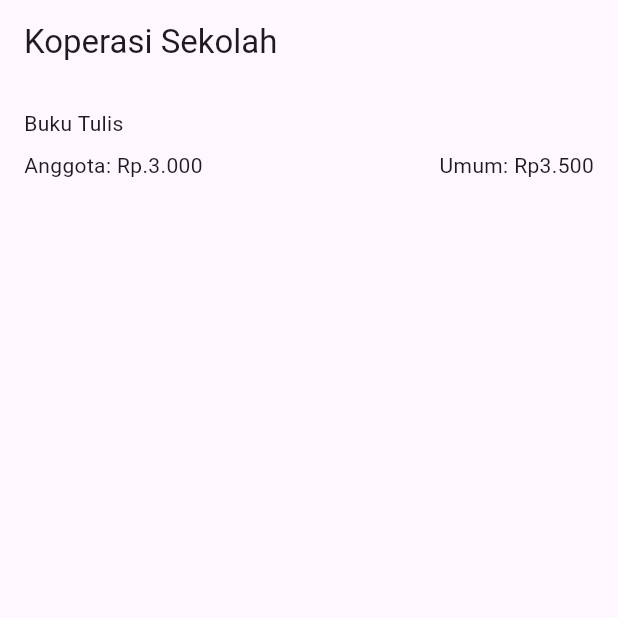
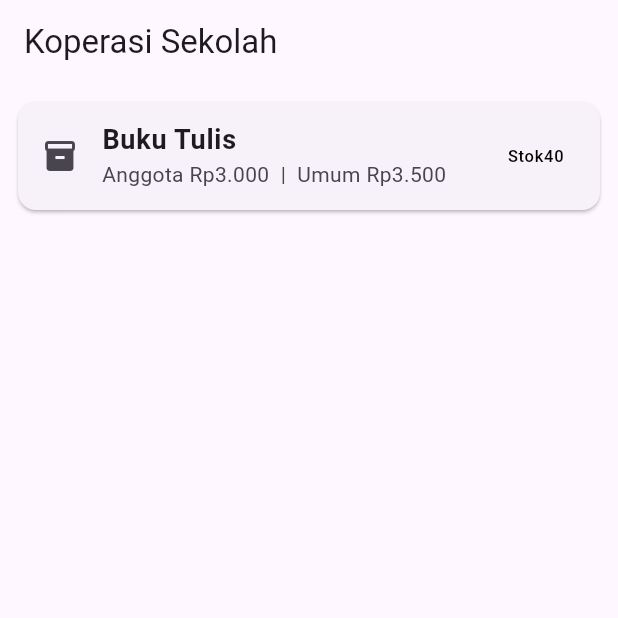
Before and after one commit to natsuwarplsatu-bot/koprasi_ui, a Flutter app: the screen it shows after launch, on a phone screen of 412 x 824 dp, the top half of it. Run offline on Flutter 3.47's test engine with Material 3 defaults, Android fonts, the phone set to English and light mode, and no system bars.

Commit message:
LKM-3 kartu barang

```diff
--- a/lib/main.dart
+++ b/lib/main.dart
@@ -5,29 +5,33 @@ void main() => runApp(const MyApp());
 class MyApp extends StatelessWidget {
   const MyApp({super.key});
 
+  final int stok = 40;
 
   @override
   Widget build(BuildContext context) {
     return MaterialApp(
       home: Scaffold(
-        appBar: AppBar(title: const Text('Koperasi Sekolah')),
-        body: Container(
-          padding: const EdgeInsets.all(16),
-          child: Column(
-            crossAxisAlignment: CrossAxisAlignment.start,
-            children: [
-              const Text('Buku Tulis'),
-
-              const SizedBox(height: 8),
-
-              Row(
-                mainAxisAlignment: MainAxisAlignment.spaceBetween,
-                children: const [
-                  Text('Anggota: Rp.3.000'),
-                  Text('Umum: Rp3.500'),
-                ],
+        appBar: AppBar(
+          title: const Text('Koperasi Sekolah'),
+        ),
+        body: Card(
+          margin:const EdgeInsets.all(12),
+          child: ListTile(
+            leading: const Icon(Icons.inventory_2),
+            title:  const Text(
+              'Buku Tulis',
+              style: TextStyle(
+                fontSize: 18,
+                fontWeight: FontWeight.bold,
               ),
-            ],
+            ),
+            subtitle: const Text(
+              'Anggota Rp3.000  |  Umum Rp3.500',
+            ),
+            trailing: Text(
+              'Stok' + stok.toString(),
+              style: TextStyle(color: stok == 0 ? Colors.red : Colors.black),
+              ),
           ),
         ),
       ),
```
